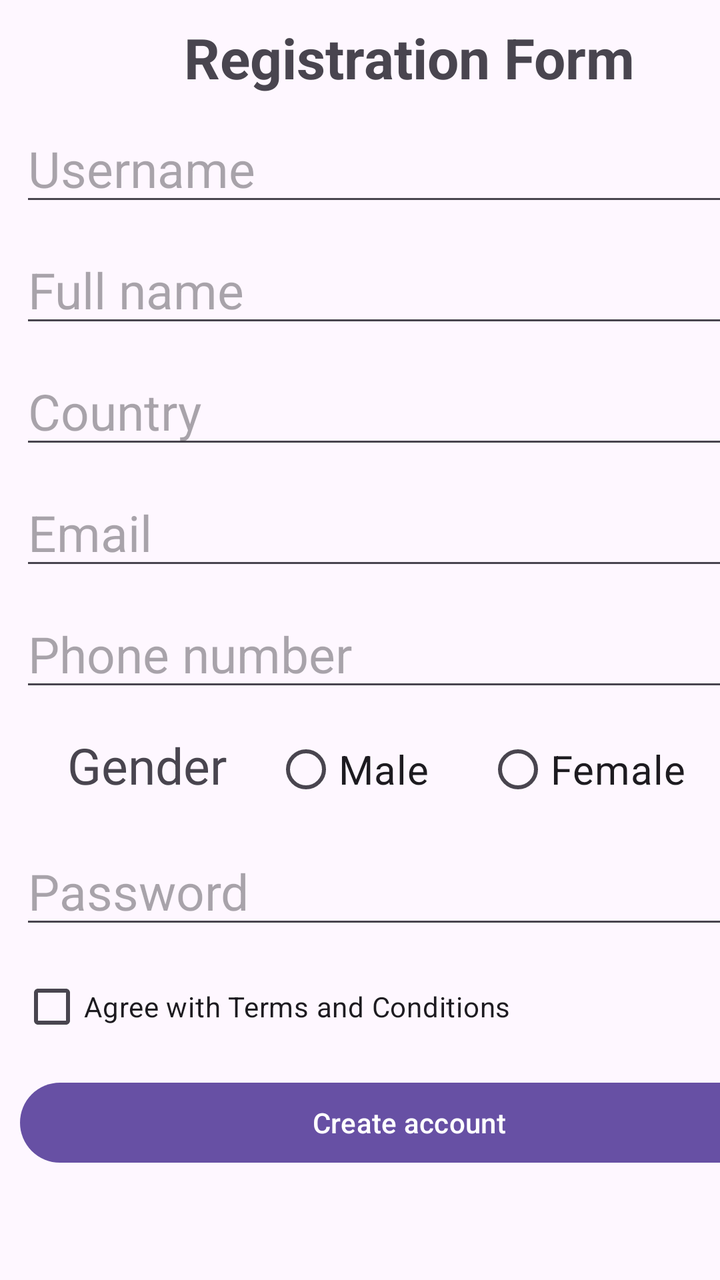
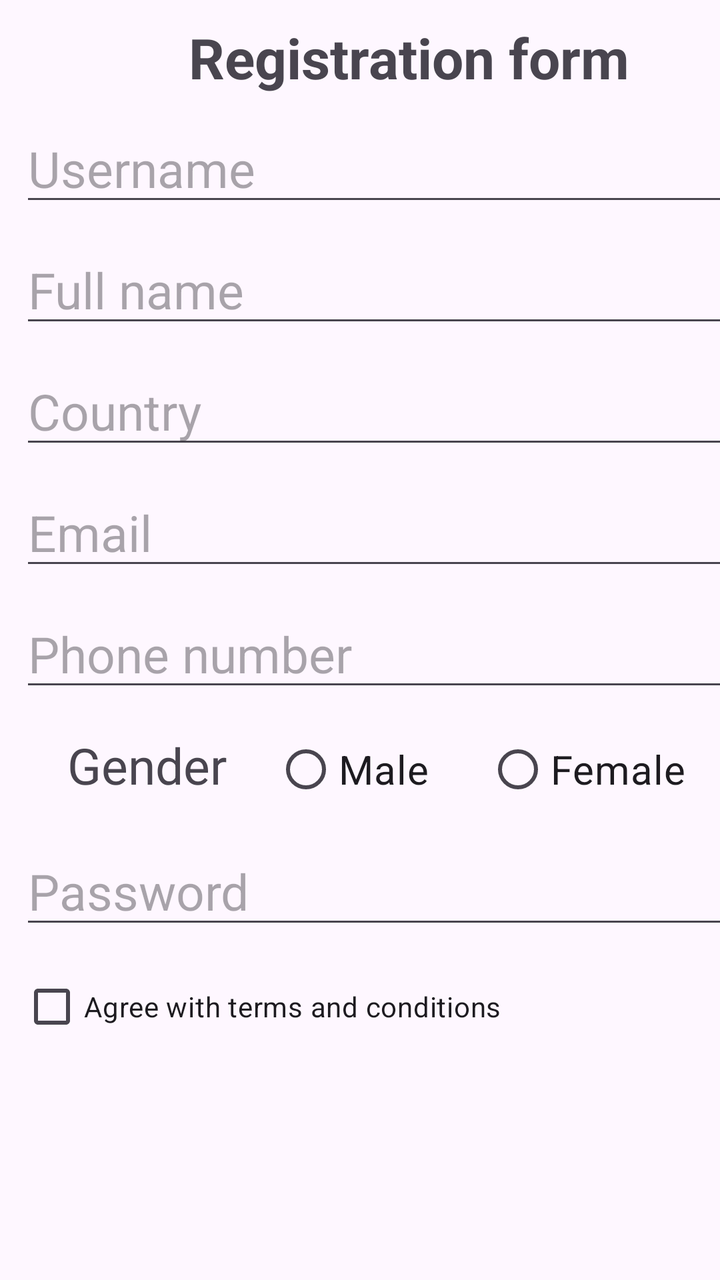

Screens rendered from an Android XML layout before and after an edit, with the pre-edit source and the edit as a unified diff.
<!-- AndroidManifest.xml: application theme Theme.FirstForm -->
<!-- res/layout/activity_main.xml -->
<?xml version="1.0" encoding="utf-8"?>
<androidx.constraintlayout.widget.ConstraintLayout xmlns:android="http://schemas.android.com/apk/res/android"
    xmlns:app="http://schemas.android.com/apk/res-auto"
    xmlns:tools="http://schemas.android.com/tools"
    android:id="@+id/main"
    android:layout_width="match_parent"
    android:layout_height="match_parent"
    tools:context=".MainActivity">

    <ScrollView
        android:layout_width="409dp"
        android:layout_height="729dp"
        tools:layout_editor_absoluteX="1dp"
        tools:layout_editor_absoluteY="1dp">

        <LinearLayout
            android:layout_width="match_parent"
            android:layout_height="wrap_content"
            android:layout_margin="5dp"
            android:layout_marginHorizontal="5dp"
            android:orientation="vertical">

            <TextView
                android:id="@+id/textView"
                android:layout_width="match_parent"
                android:layout_height="match_parent"
                android:layout_margin="5dp"
                android:text="Registration Form"
                android:textAlignment="center"
                android:textSize="28sp"
                android:textStyle="bold" />

            <EditText
                android:id="@+id/username"
                android:layout_width="match_parent"
                android:layout_height="match_parent"
                android:layout_margin="5dp"
                android:ems="10"
                android:hint="Username"
                android:inputType="text"
                android:textSize="25sp" />

            <EditText
                android:id="@+id/fullName"
                android:layout_width="match_parent"
                android:layout_height="match_parent"
                android:layout_margin="5dp"
                android:ems="10"
                android:hint="Full name"
                android:inputType="text"
                android:textSize="25sp" />

            <EditText
                android:id="@+id/country"
                android:layout_width="match_parent"
                android:layout_height="match_parent"
                android:layout_margin="5dp"
                android:ems="10"
                android:hint="Country"
                android:inputType="text"
                android:textSize="25sp" />

            <EditText
                android:id="@+id/email"
                android:layout_width="match_parent"
                android:layout_height="match_parent"
                android:layout_margin="5dp"
                android:ems="10"
                android:hint="Email"
                android:inputType="textEmailAddress"
                android:textSize="25sp" />

            <EditText
                android:id="@+id/phone"
                android:layout_width="match_parent"
                android:layout_height="match_parent"
                android:layout_margin="5dp"
                android:ems="10"
                android:hint="Phone number"
                android:inputType="phone"
                android:textSize="25sp" />

            <RadioGroup
                android:id="@+id/gender"
                android:layout_width="match_parent"
                android:layout_height="wrap_content"
                android:layout_margin="5dp"
                android:orientation="horizontal">

                <TextView
                    android:id="@+id/textView2"
                    android:layout_width="127dp"
                    android:layout_height="wrap_content"
                    android:text="Gender"
                    android:textAlignment="center"
                    android:textSize="25sp" />

                <RadioButton
                    android:id="@+id/radioButton2"
                    android:layout_width="106dp"
                    android:layout_height="wrap_content"
                    android:text="Male"
                    android:textSize="20sp" />

                <RadioButton
                    android:id="@+id/radioButton"
                    android:layout_width="130dp"
                    android:layout_height="wrap_content"
                    android:text="Female"
                    android:textSize="20sp" />

            </RadioGroup>

            <EditText
                android:id="@+id/pwd"
                android:layout_width="match_parent"
                android:layout_height="match_parent"
                android:layout_margin="5dp"
                android:ems="10"
                android:hint="Password"
                android:inputType="textPassword"
                android:textSize="25sp" />

            <CheckBox
                android:id="@+id/checkBox"
                android:layout_width="match_parent"
                android:layout_height="match_parent"
                android:layout_margin="5dp"
                android:text="Agree with Terms and Conditions" />

            <Button
                android:id="@+id/button"
                android:layout_width="match_parent"
                android:layout_height="match_parent"
                android:layout_margin="5dp"
                android:text="Create account"
                android:textAlignment="center" />

        </LinearLayout>
    </ScrollView>
</androidx.constraintlayout.widget.ConstraintLayout>
<!-- resources referenced by this layout -->
<resources>
  <style name="Theme.FirstForm" parent="Base.Theme.FirstForm" />
  <style name="Base.Theme.FirstForm" parent="Theme.Material3.DayNight.NoActionBar">
          
          
      </style>
</resources>

<!-- the commit's change to res/layout/activity_main.xml (unified diff, before → after) -->
@@ -8,6 +8,7 @@
     tools:context=".MainActivity">
 
     <ScrollView
+        android:id="@+id/scrollView2"
         android:layout_width="409dp"
         android:layout_height="729dp"
         tools:layout_editor_absoluteX="1dp"
@@ -25,7 +26,7 @@
                 android:layout_width="match_parent"
                 android:layout_height="match_parent"
                 android:layout_margin="5dp"
-                android:text="Registration Form"
+                android:text="@string/reg_form"
                 android:textAlignment="center"
                 android:textSize="28sp"
                 android:textStyle="bold" />
@@ -36,7 +37,7 @@
                 android:layout_height="match_parent"
                 android:layout_margin="5dp"
                 android:ems="10"
-                android:hint="Username"
+                android:hint="@string/username"
                 android:inputType="text"
                 android:textSize="25sp" />
 
@@ -46,7 +47,7 @@
                 android:layout_height="match_parent"
                 android:layout_margin="5dp"
                 android:ems="10"
-                android:hint="Full name"
+                android:hint="@string/fullname"
                 android:inputType="text"
                 android:textSize="25sp" />
 
@@ -56,7 +57,7 @@
                 android:layout_height="match_parent"
                 android:layout_margin="5dp"
                 android:ems="10"
-                android:hint="Country"
+                android:hint="@string/country"
                 android:inputType="text"
                 android:textSize="25sp" />
 
@@ -66,7 +67,7 @@
                 android:layout_height="match_parent"
                 android:layout_margin="5dp"
                 android:ems="10"
-                android:hint="Email"
+                android:hint="@string/email"
                 android:inputType="textEmailAddress"
                 android:textSize="25sp" />
 
@@ -76,7 +77,7 @@
                 android:layout_height="match_parent"
                 android:layout_margin="5dp"
                 android:ems="10"
-                android:hint="Phone number"
+                android:hint="@string/phone"
                 android:inputType="phone"
                 android:textSize="25sp" />
 
@@ -91,7 +92,7 @@
                     android:id="@+id/textView2"
                     android:layout_width="127dp"
                     android:layout_height="wrap_content"
-                    android:text="Gender"
+                    android:text="@string/gender"
                     android:textAlignment="center"
                     android:textSize="25sp" />
 
@@ -99,14 +100,14 @@
                     android:id="@+id/radioButton2"
                     android:layout_width="106dp"
                     android:layout_height="wrap_content"
-                    android:text="Male"
+                    android:text="@string/male"
                     android:textSize="20sp" />
 
                 <RadioButton
                     android:id="@+id/radioButton"
                     android:layout_width="130dp"
                     android:layout_height="wrap_content"
-                    android:text="Female"
+                    android:text="@string/female"
                     android:textSize="20sp" />
 
             </RadioGroup>
@@ -117,25 +118,30 @@
                 android:layout_height="match_parent"
                 android:layout_margin="5dp"
                 android:ems="10"
-                android:hint="Password"
+                android:hint="@string/pwd"
                 android:inputType="textPassword"
                 android:textSize="25sp" />
 
             <CheckBox
-                android:id="@+id/checkBox"
+                android:id="@+id/termsAndConditions"
                 android:layout_width="match_parent"
                 android:layout_height="match_parent"
                 android:layout_margin="5dp"
-                android:text="Agree with Terms and Conditions" />
-
-            <Button
-                android:id="@+id/button"
-                android:layout_width="match_parent"
-                android:layout_height="match_parent"
-                android:layout_margin="5dp"
-                android:text="Create account"
-                android:textAlignment="center" />
+                android:text="@string/terms" />
 
         </LinearLayout>
     </ScrollView>
+
+    <Button
+        android:id="@+id/button"
+        android:layout_width="200dp"
+        android:layout_height="50dp"
+        android:layout_margin="5dp"
+        android:layout_marginBottom="200dp"
+        android:text="@string/create_acc"
+        android:textAlignment="center"
+        app:layout_constraintBottom_toBottomOf="@+id/scrollView2"
+        app:layout_constraintEnd_toStartOf="@+id/scrollView2"
+        app:layout_constraintHorizontal_bias="0.5"
+        app:layout_constraintStart_toEndOf="@+id/scrollView2" />
 </androidx.constraintlayout.widget.ConstraintLayout>
<!-- resource entries referenced after the edit -->
@@ -1,5 +1,17 @@
 <!-- resources referenced by this layout -->
 <resources>
+  <string name="country">Country</string>
+  <string name="create_acc">Create Account</string>
+  <string name="email">Email</string>
+  <string name="female">Female</string>
+  <string name="fullname">Full name</string>
+  <string name="gender">Gender</string>
+  <string name="male">Male</string>
+  <string name="phone">Phone number</string>
+  <string name="pwd">Password</string>
+  <string name="reg_form">Registration form</string>
+  <string name="terms">Agree with terms and conditions</string>
+  <string name="username">Username</string>
   <style name="Theme.FirstForm" parent="Base.Theme.FirstForm" />
   <style name="Base.Theme.FirstForm" parent="Theme.Material3.DayNight.NoActionBar">
           
